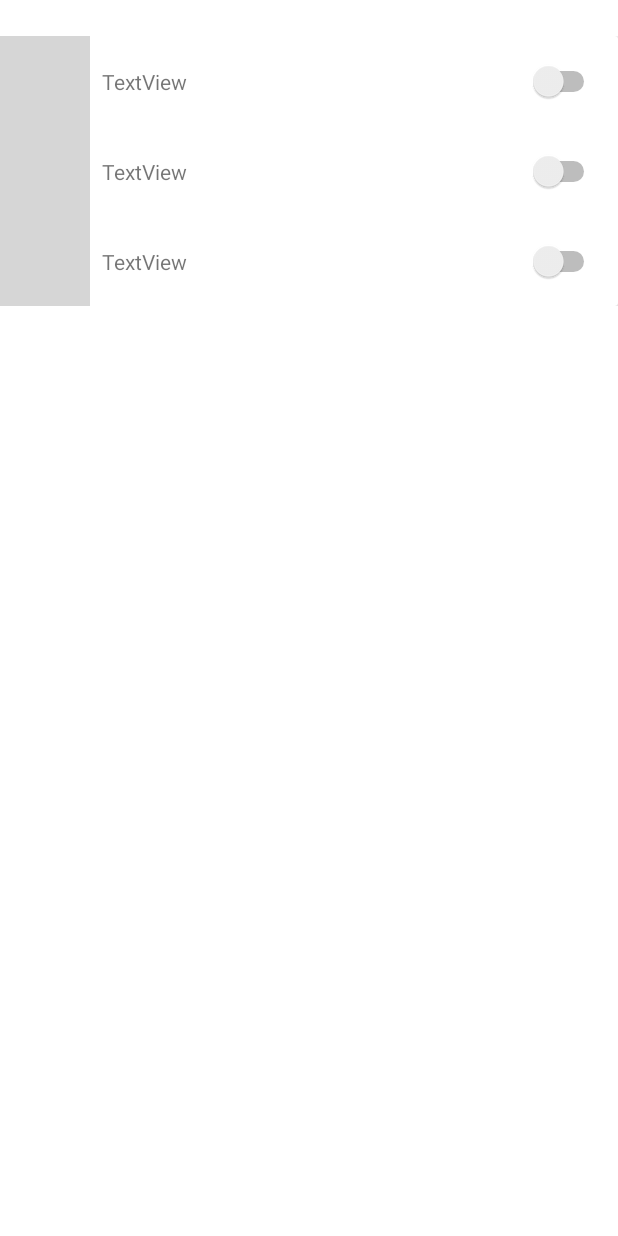
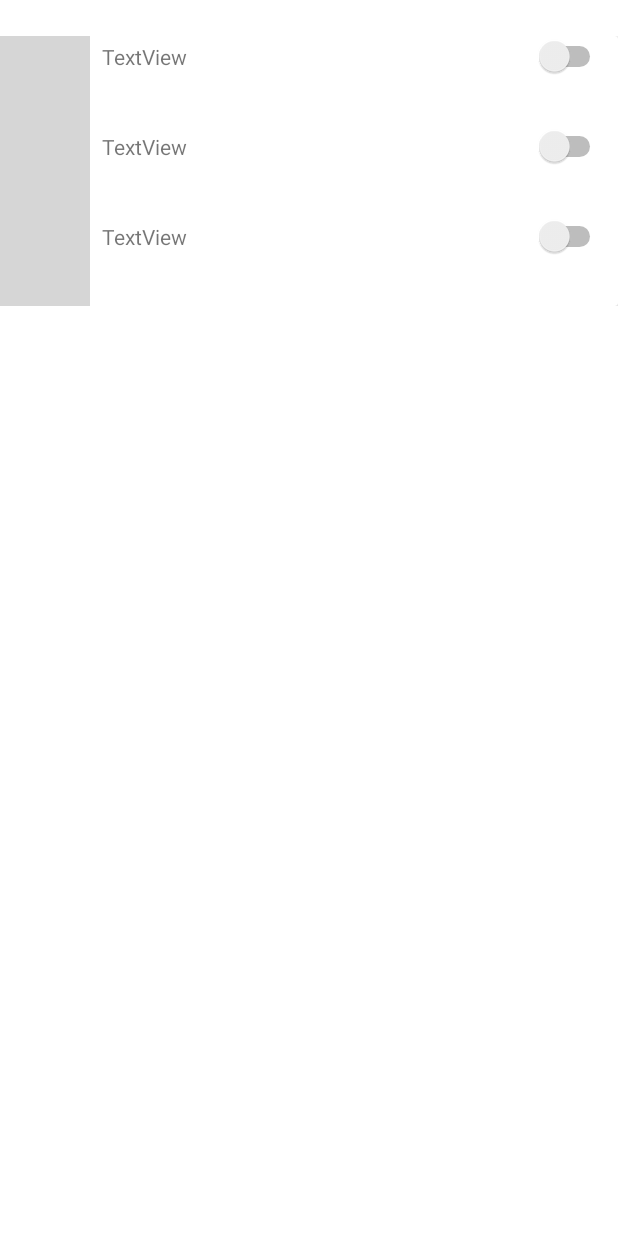
Before and after one commit to cptGouZ/DSP_Calculator, an Android app: the layout alternative_list_item.xml on its own in the app's theme, with its tools: preview values and no code run, on a phone screen of 412 x 824 dp. Run offline under Robolectric (Android 15) with nearby library versions, the phone set to English and light mode, and no system bars; grey boxes are pictures that could not be loaded.

Commit message:
Bug fix display alternatives

```diff
--- a/app/src/main/java/dsp/calculator/bo/Recipe.java
+++ b/app/src/main/java/dsp/calculator/bo/Recipe.java
@@ -61,7 +61,7 @@ public class Recipe implements Comparable<Recipe> {
         for (Consumption c : consumptions) {
             if(sb.length()!=0)
                 sb.append("\n");
-            sb.append("It needs " + c.getRate() + " " + c.getConsumedRecipeName() + " to make 1 item");
+            sb.append("needs " + c.getRate() + " " + c.getConsumedRecipeName());
         }
         if(sb.length()!=0)
             sb.append("\n");
--- a/app/src/main/java/dsp/calculator/enums/RecipeNames.java
+++ b/app/src/main/java/dsp/calculator/enums/RecipeNames.java
@@ -77,4 +77,6 @@ public interface RecipeNames {
     String FRAME_MATERIAL = "frame material";
     String DYSON_SPHERE_COMPONENT = "dyson sphere component";
     String SMALL_CARRIER_ROCKET = "small carrier rocket";
+    String WOOD = "wood";
+    String PLANT_FUEL = "plant fuel";
 }
--- a/app/src/main/res/layout/alternative_list_item.xml
+++ b/app/src/main/res/layout/alternative_list_item.xml
@@ -18,8 +18,8 @@
 
             <TableLayout
                 android:id="@+id/tableLayout"
-                android:layout_width="match_parent"
-                android:layout_height="match_parent"
+                android:layout_width="0dp"
+                android:layout_height="wrap_content"
                 app:layout_constraintBottom_toBottomOf="parent"
                 app:layout_constraintEnd_toEndOf="parent"
                 app:layout_constraintStart_toStartOf="parent"
@@ -30,25 +30,12 @@
                     android:layout_width="match_parent"
                     android:layout_height="match_parent">
 
-                    <androidx.constraintlayout.widget.ConstraintLayout
-                        android:layout_width="match_parent"
-                        android:layout_height="match_parent">
-
-                        <Switch
-                            android:id="@+id/switchAlt1"
-                            android:layout_width="wrap_content"
-                            android:layout_height="wrap_content"
-                            app:layout_constraintBottom_toBottomOf="@+id/imgAlt1"
-                            app:layout_constraintEnd_toEndOf="parent"
-                            app:layout_constraintTop_toTopOf="@+id/imgAlt1" />
-
                     <ImageView
                         android:id="@+id/imgAlt1"
                         android:layout_width="60dp"
                         android:layout_height="60dp"
-                            app:layout_constraintStart_toStartOf="parent"
-                            app:layout_constraintTop_toTopOf="parent"
-                            tools:srcCompat="@tools:sample/avatars" />
+                        tools:srcCompat="@tools:sample/avatars"
+                        android:layout_weight="0" />
 
                     <TextView
                         android:id="@+id/txtAlt1"
@@ -56,11 +43,15 @@
                         android:layout_height="wrap_content"
                         android:layout_marginStart="8dp"
                         android:text="TextView"
-                            app:layout_constraintBottom_toBottomOf="parent"
-                            app:layout_constraintStart_toEndOf="@+id/imgAlt1"
-                            app:layout_constraintTop_toTopOf="parent"
-                            app:layout_constraintVertical_bias="0.512" />
-                    </androidx.constraintlayout.widget.ConstraintLayout>
+                        android:layout_weight="1" />
+
+                    <Switch
+                        android:id="@+id/switchAlt1"
+                        android:layout_width="wrap_content"
+                        android:layout_height="wrap_content"
+                        android:layout_marginStart="1dp"
+                        android:layout_marginEnd="8dp"
+                        android:layout_weight="0" />
 
                 </TableRow>
 
@@ -69,27 +60,12 @@
                     android:layout_width="match_parent"
                     android:layout_height="match_parent">
 
-                    <androidx.constraintlayout.widget.ConstraintLayout
-                        android:layout_width="400dp"
-                        android:layout_height="match_parent">
-
-                        <Switch
-                            android:id="@+id/switchAlt2"
-                            android:layout_width="wrap_content"
-                            android:layout_height="wrap_content"
-                            app:layout_constraintBottom_toBottomOf="@+id/imgAlt2"
-                            app:layout_constraintEnd_toEndOf="parent"
-                            app:layout_constraintTop_toTopOf="@+id/imgAlt2"
-                            app:layout_constraintVertical_bias="0.515" />
-
                     <ImageView
                         android:id="@+id/imgAlt2"
                         android:layout_width="60dp"
                         android:layout_height="60dp"
-                            app:layout_constraintBottom_toBottomOf="parent"
-                            app:layout_constraintStart_toStartOf="parent"
-                            app:layout_constraintTop_toTopOf="parent"
-                            tools:srcCompat="@tools:sample/avatars" />
+                        tools:srcCompat="@tools:sample/avatars"
+                        android:layout_weight="0" />
 
                     <TextView
                         android:id="@+id/txtAlt2"
@@ -97,11 +73,15 @@
                         android:layout_height="wrap_content"
                         android:layout_marginStart="8dp"
                         android:text="TextView"
-                            app:layout_constraintBottom_toBottomOf="parent"
-                            app:layout_constraintStart_toEndOf="@+id/imgAlt2"
-                            app:layout_constraintTop_toTopOf="parent"
-                            app:layout_constraintVertical_bias="0.512" />
-                    </androidx.constraintlayout.widget.ConstraintLayout>
+                        android:layout_weight="1"/>
+
+                    <Switch
+                        android:id="@+id/switchAlt2"
+                        android:layout_width="wrap_content"
+                        android:layout_height="wrap_content"
+                        android:layout_marginStart="1dp"
+                        android:layout_marginEnd="8dp"
+                        android:layout_weight="0" />
 
                 </TableRow>
 
@@ -110,26 +90,12 @@
                     android:layout_width="match_parent"
                     android:layout_height="match_parent">
 
-                    <androidx.constraintlayout.widget.ConstraintLayout
-                        android:layout_width="match_parent"
-                        android:layout_height="match_parent">
-
-                        <Switch
-                            android:id="@+id/switchAlt3"
-                            android:layout_width="wrap_content"
-                            android:layout_height="wrap_content"
-                            app:layout_constraintBottom_toBottomOf="@+id/imgAlt3"
-                            app:layout_constraintEnd_toEndOf="parent"
-                            app:layout_constraintTop_toTopOf="@+id/imgAlt3" />
-
                     <ImageView
                         android:id="@+id/imgAlt3"
                         android:layout_width="60dp"
                         android:layout_height="60dp"
-                            app:layout_constraintBottom_toBottomOf="parent"
-                            app:layout_constraintStart_toStartOf="parent"
-                            app:layout_constraintTop_toTopOf="parent"
-                            tools:srcCompat="@tools:sample/avatars" />
+                        tools:srcCompat="@tools:sample/avatars"
+                        android:layout_weight="0" />
 
                     <TextView
                         android:id="@+id/txtAlt3"
@@ -137,10 +103,15 @@
                         android:layout_height="wrap_content"
                         android:layout_marginStart="8dp"
                         android:text="TextView"
-                            app:layout_constraintBottom_toBottomOf="parent"
-                            app:layout_constraintStart_toEndOf="@+id/imgAlt3"
-                            app:layout_constraintTop_toTopOf="parent" />
-                    </androidx.constraintlayout.widget.ConstraintLayout>
+                        android:layout_weight="1"/>
+
+                    <Switch
+                        android:id="@+id/switchAlt3"
+                        android:layout_width="wrap_content"
+                        android:layout_height="wrap_content"
+                        android:layout_marginStart="1dp"
+                        android:layout_marginEnd="8dp"
+                        android:layout_weight="0" />
 
                 </TableRow>
             </TableLayout>
```
Also changed, not shown: app/build.gradle (+5 -5 lines), app/src/main/java/dsp/calculator/Datas.java (+50 -0 lines), app/src/main/res/layout/main.xml (+18 -16 lines), 1 other file. Lines whose indentation alone changed are shown as unchanged.
